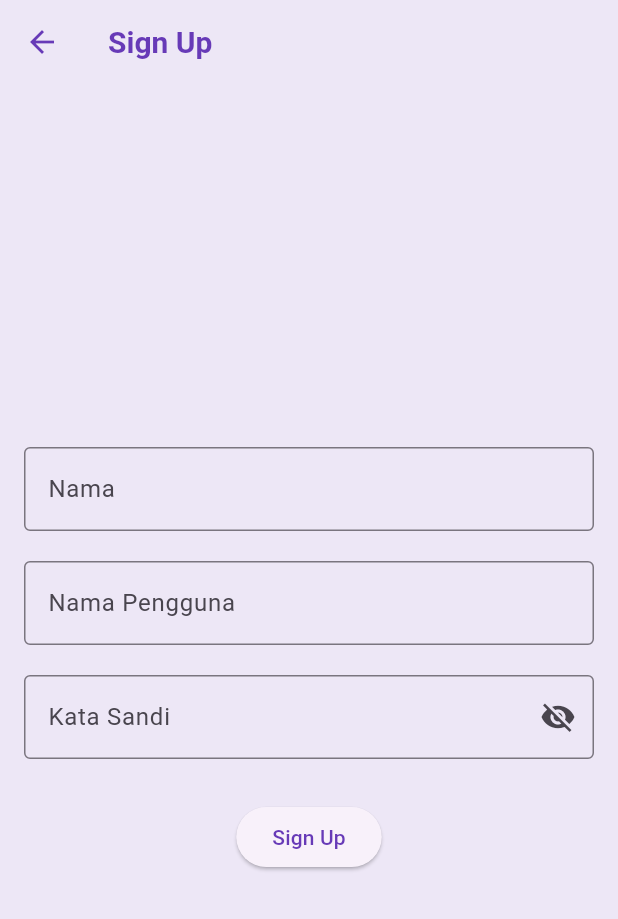
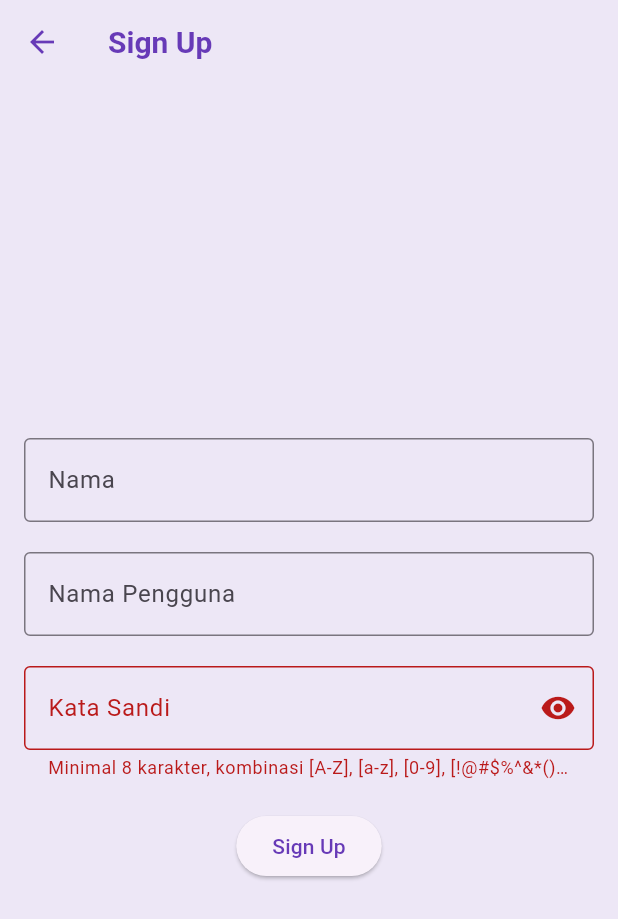
Before and after one commit to EYZIZ/wisata_candi_muhammadaziz, a Flutter app: the SignUpScreen screen opened directly, after a tap on "Sign Up", on a phone screen of 412 x 824 dp. Shown: the top 919 px of the screen. Run offline on Flutter 3.47's test engine with Material 3 defaults, Android fonts, the phone set to English and light mode, and no system bars; our stand-ins replace cached_network_image, shared_preferences; accounts and stored records are empty.

Commit message:
rorr
signIN

```diff
--- a/lib/screen/sign_up_screen.dart
+++ b/lib/screen/sign_up_screen.dart
@@ -1,3 +1,4 @@
+import 'package:shared_preferences/shared_preferences.dart';
 import 'package:flutter/material.dart';
 
 class SignUpScreen extends StatefulWidget {
@@ -12,69 +13,99 @@ class _SignUpScreenState extends State<SignUpScreen> {
   final TextEditingController _usernameController = TextEditingController();
   final TextEditingController _passwordController = TextEditingController();
 
+  String _errorText = '';
   bool _obscurePassword = true;
+
+  // Membuat fungsi _signUp
+  void _signUp() async {
+    final SharedPreferences prefs = await SharedPreferences.getInstance();
+    final String name = _nameController.text.trim();
+    final String username = _usernameController.text.trim();
+    final String password = _passwordController.text.trim();
+
+    // Validasi password
+    if (password.length < 8 ||
+        !password.contains(RegExp(r'[A-Z]')) ||
+        !password.contains(RegExp(r'[a-z]')) ||
+        !password.contains(RegExp(r'[0-9]')) ||
+        !password.contains(RegExp(r'[!@#$%^&*(),.?":{}|<>]'))) {
+      setState(() {
+        _errorText =
+        'Minimal 8 karakter, kombinasi [A-Z], [a-z], [0-9], [!@#\$%^&*(),.?":{}|<>]';
+      });
+      return;
+    }
+
+    // simpan data pengguna di SharedPreferences
+    prefs.setString('fullname', name);
+  }
+
+  // Membuat fungsi dispose
+  @override
+  void dispose() {
+    _nameController.dispose();
+    _usernameController.dispose();
+    _passwordController.dispose();
+    super.dispose();
+  }
 
   @override
   Widget build(BuildContext context) {
     return Scaffold(
-      appBar: AppBar(title: Text('Sign Up')),
+      appBar: AppBar(
+        title: const Text('Sign Up'),
+      ),
       body: Center(
         child: SingleChildScrollView(
           child: Padding(
             padding: const EdgeInsets.all(16),
+            child: Form(
               child: Column(
+                crossAxisAlignment: CrossAxisAlignment.center,
                 mainAxisAlignment: MainAxisAlignment.center,
-              crossAxisAlignment: CrossAxisAlignment.center,
                 children: [
-                // TextFormField for Nama
                   TextFormField(
                     controller: _nameController,
-                  decoration: InputDecoration(
-                    labelText: "Nama",
+                    decoration: const InputDecoration(
+                      labelText: 'Nama',
                       border: OutlineInputBorder(),
                     ),
                   ),
-                SizedBox(height: 20),
-
-                // TextFormField for Nama Pengguna
+                  const SizedBox(height: 20),
                   TextFormField(
                     controller: _usernameController,
-                  decoration: InputDecoration(
-                    labelText: "Nama Pengguna",
+                    decoration: const InputDecoration(
+                      labelText: 'Nama Pengguna',
                       border: OutlineInputBorder(),
                     ),
                   ),
-                SizedBox(height: 20),
-
-                // TextFormField for Kata Sandi
+                  const SizedBox(height: 20),
                   TextFormField(
                     controller: _passwordController,
                     decoration: InputDecoration(
-                    labelText: "Kata Sandi",
-                    border: OutlineInputBorder(),
+                      labelText: 'Kata Sandi',
+                      errorText: _errorText.isNotEmpty ? _errorText : null,
+                      border: const OutlineInputBorder(),
                       suffixIcon: IconButton(
+                        icon: Icon(_obscurePassword
+                            ? Icons.visibility
+                            : Icons.visibility_off),
                         onPressed: () {
                           setState(() {
                             _obscurePassword = !_obscurePassword;
                           });
                         },
-                      icon: Icon(
-                        _obscurePassword ? Icons.visibility_off : Icons.visibility,
-                      ),
                       ),
                     ),
                     obscureText: _obscurePassword,
                   ),
-                SizedBox(height: 28),
-
-                // ElevatedButton for Sign Up
+                  const SizedBox(height: 20),
                   ElevatedButton(
-                  onPressed: () {
-                    // TODO: Implement sign up functionality
-                  },
-                  child: Text('Sign Up'),
+                    onPressed: _signUp,
+                    child: const Text('Sign Up'),
                   ),
                 ],
+              ),
             ),
           ),
         ),
--- a/pubspec.yaml
+++ b/pubspec.yaml
@@ -8,6 +8,7 @@ dependencies:
     sdk: flutter
   cupertino_icons: ^1.0.8
   cached_network_image: ^3.3.0
+  shared_preferences: ^2.3.3
 dev_dependencies:
   flutter_test:
     sdk: flutter
```
Also changed, not shown: lib/screen/detail_screen.dart (+60 -9 lines), lib/screen/profile_screen.dart (+14 -1 lines), lib/screen/sign_in_screen.dart (+77 -5 lines), pubspec.lock, 7 other files. Lines whose indentation alone changed are shown as unchanged.
